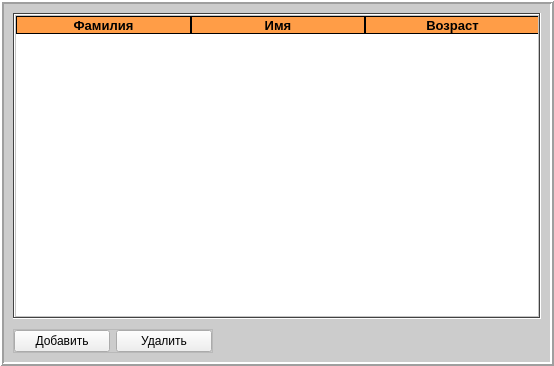
First picture: the form in mainwindow.ui, repository VeyMess/QT_student, before the edit.
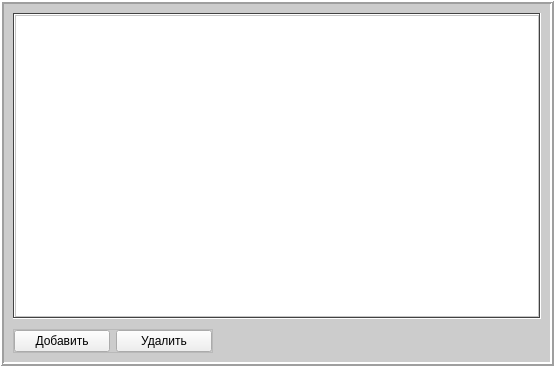
Second picture: the form after the edit.

```diff
--- a/mainwindow.ui
+++ b/mainwindow.ui
@@ -325,6 +325,15 @@
               </color>
              </brush>
             </colorrole>
+            <colorrole role="PlaceholderText">
+             <brush brushstyle="NoBrush">
+              <color alpha="128">
+               <red>0</red>
+               <green>0</green>
+               <blue>0</blue>
+              </color>
+             </brush>
+            </colorrole>
            </active>
            <inactive>
             <colorrole role="WindowText">
@@ -399,6 +408,15 @@
               </color>
              </brush>
             </colorrole>
+            <colorrole role="PlaceholderText">
+             <brush brushstyle="NoBrush">
+              <color alpha="128">
+               <red>0</red>
+               <green>0</green>
+               <blue>0</blue>
+              </color>
+             </brush>
+            </colorrole>
            </inactive>
            <disabled>
             <colorrole role="WindowText">
@@ -473,6 +491,15 @@
               </color>
              </brush>
             </colorrole>
+            <colorrole role="PlaceholderText">
+             <brush brushstyle="NoBrush">
+              <color alpha="128">
+               <red>0</red>
+               <green>0</green>
+               <blue>0</blue>
+              </color>
+             </brush>
+            </colorrole>
            </disabled>
           </palette>
          </property>
@@ -521,915 +548,23 @@
                <height>299</height>
               </rect>
              </property>
-             <widget class="QWidget" name="StudentList" native="true">
-              <property name="geometry">
-               <rect>
-                <x>0</x>
-                <y>0</y>
-                <width>524</width>
-                <height>18</height>
-               </rect>
+             <layout class="QVBoxLayout" name="verticalLayout_4">
+              <property name="spacing">
+               <number>10</number>
               </property>
-              <property name="sizePolicy">
-               <sizepolicy hsizetype="Preferred" vsizetype="Preferred">
-                <horstretch>0</horstretch>
-                <verstretch>0</verstretch>
-               </sizepolicy>
+              <property name="leftMargin">
+               <number>0</number>
               </property>
-              <layout class="QVBoxLayout" name="verticalLayout_4">
-               <property name="spacing">
-                <number>0</number>
-               </property>
-               <property name="sizeConstraint">
-                <enum>QLayout::SetDefaultConstraint</enum>
-               </property>
-               <property name="leftMargin">
-                <number>0</number>
-               </property>
-               <property name="topMargin">
-                <number>0</number>
-               </property>
-               <property name="rightMargin">
-                <number>0</number>
-               </property>
-               <property name="bottomMargin">
-                <number>0</number>
-               </property>
-               <item>
-                <widget class="QWidget" name="Header" native="true">
-                 <property name="sizePolicy">
-                  <sizepolicy hsizetype="Preferred" vsizetype="Minimum">
-                   <horstretch>0</horstretch>
-                   <verstretch>0</verstretch>
-                  </sizepolicy>
-                 </property>
-                 <property name="minimumSize">
-                  <size>
-                   <width>0</width>
-                   <height>0</height>
-                  </size>
-                 </property>
-                 <property name="maximumSize">
-                  <size>
-                   <width>16777215</width>
-                   <height>30</height>
-                  </size>
-                 </property>
-                 <layout class="QHBoxLayout" name="horizontalLayout_2">
-                  <property name="spacing">
-                   <number>0</number>
-                  </property>
-                  <property name="leftMargin">
-                   <number>0</number>
-                  </property>
-                  <property name="topMargin">
-                   <number>0</number>
-                  </property>
-                  <property name="rightMargin">
-                   <number>0</number>
-                  </property>
-                  <property name="bottomMargin">
-                   <number>0</number>
-                  </property>
-                  <item>
-                   <widget class="QLabel" name="LastName">
-                    <property name="palette">
-                     <palette>
-                      <active>
-                       <colorrole role="WindowText">
-                        <brush brushstyle="SolidPattern">
-                         <color alpha="255">
-                          <red>0</red>
-                          <green>0</green>
-                          <blue>0</blue>
-                         </color>
-                        </brush>
-                       </colorrole>
-                       <colorrole role="Dark">
-                        <brush brushstyle="SolidPattern">
-                         <color alpha="255">
-                          <red>126</red>
-                          <green>126</green>
-                          <blue>126</blue>
-                         </color>
-                        </brush>
-                       </colorrole>
-                       <colorrole role="Mid">
-                        <brush brushstyle="SolidPattern">
-                         <color alpha="255">
-                          <red>135</red>
-                          <green>135</green>
-                          <blue>135</blue>
-                         </color>
-                        </brush>
-                       </colorrole>
-                       <colorrole role="Text">
-                        <brush brushstyle="SolidPattern">
-                         <color alpha="255">
-                          <red>0</red>
-                          <green>0</green>
-                          <blue>0</blue>
-                         </color>
-                        </brush>
-                       </colorrole>
-                       <colorrole role="ButtonText">
-                        <brush brushstyle="SolidPattern">
-                         <color alpha="255">
-                          <red>0</red>
-                          <green>0</green>
-                          <blue>0</blue>
-                         </color>
-                        </brush>
-                       </colorrole>
-                       <colorrole role="Base">
-                        <brush brushstyle="SolidPattern">
-                         <color alpha="255">
-                          <red>255</red>
-                          <green>255</green>
-                          <blue>255</blue>
-                         </color>
-                        </brush>
-                       </colorrole>
-                       <colorrole role="Window">
-                        <brush brushstyle="SolidPattern">
-                         <color alpha="255">
-                          <red>255</red>
-                          <green>157</green>
-                          <blue>71</blue>
-                         </color>
-                        </brush>
-                       </colorrole>
-                       <colorrole role="Shadow">
-                        <brush brushstyle="SolidPattern">
-                         <color alpha="255">
-                          <red>112</red>
-                          <green>112</green>
-                          <blue>112</blue>
-                         </color>
-                        </brush>
-                       </colorrole>
-                       <colorrole role="PlaceholderText">
-                        <brush brushstyle="NoBrush">
-                         <color alpha="128">
-                          <red>0</red>
-                          <green>0</green>
-                          <blue>0</blue>
-                         </color>
-                        </brush>
-                       </colorrole>
-                      </active>
-                      <inactive>
-                       <colorrole role="WindowText">
-                        <brush brushstyle="SolidPattern">
-                         <color alpha="255">
-                          <red>0</red>
-                          <green>0</green>
-                          <blue>0</blue>
-                         </color>
-                        </brush>
-                       </colorrole>
-                       <colorrole role="Dark">
-                        <brush brushstyle="SolidPattern">
-                         <color alpha="255">
-                          <red>126</red>
-                          <green>126</green>
-                          <blue>126</blue>
-                         </color>
-                        </brush>
-                       </colorrole>
-                       <colorrole role="Mid">
-                        <brush brushstyle="SolidPattern">
-                         <color alpha="255">
-                          <red>135</red>
-                          <green>135</green>
-                          <blue>135</blue>
-                         </color>
-                        </brush>
-                       </colorrole>
-                       <colorrole role="Text">
-                        <brush brushstyle="SolidPattern">
-                         <color alpha="255">
-                          <red>0</red>
-                          <green>0</green>
-                          <blue>0</blue>
-                         </color>
-                        </brush>
-                       </colorrole>
-                       <colorrole role="ButtonText">
-                        <brush brushstyle="SolidPattern">
-                         <color alpha="255">
-                          <red>0</red>
-                          <green>0</green>
-                          <blue>0</blue>
-                         </color>
-                        </brush>
-                       </colorrole>
-                       <colorrole role="Base">
-                        <brush brushstyle="SolidPattern">
-                         <color alpha="255">
-                          <red>255</red>
-                          <green>255</green>
-                          <blue>255</blue>
-                         </color>
-                        </brush>
-                       </colorrole>
-                       <colorrole role="Window">
-                        <brush brushstyle="SolidPattern">
-                         <color alpha="255">
-                          <red>255</red>
-                          <green>157</green>
-                          <blue>71</blue>
-                         </color>
-                        </brush>
-                       </colorrole>
-                       <colorrole role="Shadow">
-                        <brush brushstyle="SolidPattern">
-                         <color alpha="255">
-                          <red>112</red>
-                          <green>112</green>
-                          <blue>112</blue>
-                         </color>
-                        </brush>
-                       </colorrole>
-                       <colorrole role="PlaceholderText">
-                        <brush brushstyle="NoBrush">
-                         <color alpha="128">
-                          <red>0</red>
-                          <green>0</green>
-                          <blue>0</blue>
-                         </color>
-                        </brush>
-                       </colorrole>
-                      </inactive>
-                      <disabled>
-                       <colorrole role="WindowText">
-                        <brush brushstyle="SolidPattern">
-                         <color alpha="255">
-                          <red>126</red>
-                          <green>126</green>
-                          <blue>126</blue>
-                         </color>
-                        </brush>
-                       </colorrole>
-                       <colorrole role="Dark">
-                        <brush brushstyle="SolidPattern">
-                         <color alpha="255">
-                          <red>126</red>
-                          <green>126</green>
-                          <blue>126</blue>
-                         </color>
-                        </brush>
-                       </colorrole>
-                       <colorrole role="Mid">
-                        <brush brushstyle="SolidPattern">
-                         <color alpha="255">
-                          <red>135</red>
-                          <green>135</green>
-                          <blue>135</blue>
-                         </color>
-                        </brush>
-                       </colorrole>
-                       <colorrole role="Text">
-                        <brush brushstyle="SolidPattern">
-                         <color alpha="255">
-                          <red>126</red>
-                          <green>126</green>
-                          <blue>126</blue>
-                         </color>
-                        </brush>
-                       </colorrole>
-                       <colorrole role="ButtonText">
-                        <brush brushstyle="SolidPattern">
-                         <color alpha="255">
-                          <red>126</red>
-                          <green>126</green>
-                          <blue>126</blue>
-                         </color>
-                        </brush>
-                       </colorrole>
-                       <colorrole role="Base">
-                        <brush brushstyle="SolidPattern">
-                         <color alpha="255">
-                          <red>255</red>
-                          <green>157</green>
-                          <blue>71</blue>
-                         </color>
-                        </brush>
-                       </colorrole>
-                       <colorrole role="Window">
-                        <brush brushstyle="SolidPattern">
-                         <color alpha="255">
-                          <red>255</red>
-                          <green>157</green>
-                          <blue>71</blue>
-                         </color>
-                        </brush>
-                       </colorrole>
-                       <colorrole role="Shadow">
-                        <brush brushstyle="SolidPattern">
-                         <color alpha="255">
-                          <red>112</red>
-                          <green>112</green>
-                          <blue>112</blue>
-                         </color>
-                        </brush>
-                       </colorrole>
-                       <colorrole role="PlaceholderText">
-                        <brush brushstyle="NoBrush">
-                         <color alpha="128">
-                          <red>0</red>
-                          <green>0</green>
-                          <blue>0</blue>
-                         </color>
-                        </brush>
-                       </colorrole>
-                      </disabled>
-                     </palette>
-                    </property>
-                    <property name="font">
-                     <font>
-                      <pointsize>10</pointsize>
-                      <weight>75</weight>
-                      <bold>true</bold>
-                     </font>
-                    </property>
-                    <property name="autoFillBackground">
-                     <bool>true</bool>
-                    </property>
-                    <property name="frameShape">
-                     <enum>QFrame::Panel</enum>
-                    </property>
-                    <property name="text">
-                     <string>Фамилия</string>
-                    </property>
-                    <property name="alignment">
-                     <set>Qt::AlignCenter</set>
-                    </property>
-                   </widget>
-                  </item>
-                  <item>
-                   <widget class="QLabel" name="Name">
-                    <property name="palette">
-                     <palette>
-                      <active>
-                       <colorrole role="WindowText">
-                        <brush brushstyle="SolidPattern">
-                         <color alpha="255">
-                          <red>0</red>
-                          <green>0</green>
-                          <blue>0</blue>
-                         </color>
-                        </brush>
-                       </colorrole>
-                       <colorrole role="Dark">
-                        <brush brushstyle="SolidPattern">
-                         <color alpha="255">
-                          <red>126</red>
-                          <green>126</green>
-                          <blue>126</blue>
-                         </color>
-                        </brush>
-                       </colorrole>
-                       <colorrole role="Mid">
-                        <brush brushstyle="SolidPattern">
-                         <color alpha="255">
-                          <red>135</red>
-                          <green>135</green>
-                          <blue>135</blue>
-                         </color>
-                        </brush>
-                       </colorrole>
-                       <colorrole role="Text">
-                        <brush brushstyle="SolidPattern">
-                         <color alpha="255">
-                          <red>0</red>
-                          <green>0</green>
-                          <blue>0</blue>
-                         </color>
-                        </brush>
-                       </colorrole>
-                       <colorrole role="ButtonText">
-                        <brush brushstyle="SolidPattern">
-                         <color alpha="255">
-                          <red>0</red>
-                          <green>0</green>
-                          <blue>0</blue>
-                         </color>
-                        </brush>
-                       </colorrole>
-                       <colorrole role="Base">
-                        <brush brushstyle="SolidPattern">
-                         <color alpha="255">
-                          <red>255</red>
-                          <green>255</green>
-                          <blue>255</blue>
-                         </color>
-                        </brush>
-                       </colorrole>
-                       <colorrole role="Window">
-                        <brush brushstyle="SolidPattern">
-                         <color alpha="255">
-                          <red>255</red>
-                          <green>157</green>
-                          <blue>71</blue>
-                         </color>
-                        </brush>
-                       </colorrole>
-                       <colorrole role="Shadow">
-                        <brush brushstyle="SolidPattern">
-                         <color alpha="255">
-                          <red>112</red>
-                          <green>112</green>
-                          <blue>112</blue>
-                         </color>
-                        </brush>
-                       </colorrole>
-                       <colorrole role="PlaceholderText">
-                        <brush brushstyle="NoBrush">
-                         <color alpha="128">
-                          <red>0</red>
-                          <green>0</green>
-                          <blue>0</blue>
-                         </color>
-                        </brush>
-                       </colorrole>
-                      </active>
-                      <inactive>
-                       <colorrole role="WindowText">
-                        <brush brushstyle="SolidPattern">
-                         <color alpha="255">
-                          <red>0</red>
-                          <green>0</green>
-                          <blue>0</blue>
-                         </color>
-                        </brush>
-                       </colorrole>
-                       <colorrole role="Dark">
-                        <brush brushstyle="SolidPattern">
-                         <color alpha="255">
-                          <red>126</red>
-                          <green>126</green>
-                          <blue>126</blue>
-                         </color>
-                        </brush>
-                       </colorrole>
-                       <colorrole role="Mid">
-                        <brush brushstyle="SolidPattern">
-                         <color alpha="255">
-                          <red>135</red>
-                          <green>135</green>
-                          <blue>135</blue>
-                         </color>
-                        </brush>
-                       </colorrole>
-                       <colorrole role="Text">
-                        <brush brushstyle="SolidPattern">
-                         <color alpha="255">
-                          <red>0</red>
-                          <green>0</green>
-                          <blue>0</blue>
-                         </color>
-                        </brush>
-                       </colorrole>
-                       <colorrole role="ButtonText">
-                        <brush brushstyle="SolidPattern">
-                         <color alpha="255">
-                          <red>0</red>
-                          <green>0</green>
-                          <blue>0</blue>
-                         </color>
-                        </brush>
-                       </colorrole>
-                       <colorrole role="Base">
-                        <brush brushstyle="SolidPattern">
-                         <color alpha="255">
-                          <red>255</red>
-                          <green>255</green>
-                          <blue>255</blue>
-                         </color>
-                        </brush>
-                       </colorrole>
-                       <colorrole role="Window">
-                        <brush brushstyle="SolidPattern">
-                         <color alpha="255">
-                          <red>255</red>
-                          <green>157</green>
-                          <blue>71</blue>
-                         </color>
-                        </brush>
-                       </colorrole>
-                       <colorrole role="Shadow">
-                        <brush brushstyle="SolidPattern">
-                         <color alpha="255">
-                          <red>112</red>
-                          <green>112</green>
-                          <blue>112</blue>
-                         </color>
-                        </brush>
-                       </colorrole>
-                       <colorrole role="PlaceholderText">
-                        <brush brushstyle="NoBrush">
-                         <color alpha="128">
-                          <red>0</red>
-                          <green>0</green>
-                          <blue>0</blue>
-                         </color>
-                        </brush>
-                       </colorrole>
-                      </inactive>
-                      <disabled>
-                       <colorrole role="WindowText">
-                        <brush brushstyle="SolidPattern">
-                         <color alpha="255">
-                          <red>126</red>
-                          <green>126</green>
-                          <blue>126</blue>
-                         </color>
-                        </brush>
-                       </colorrole>
-                       <colorrole role="Dark">
-                        <brush brushstyle="SolidPattern">
-                         <color alpha="255">
-                          <red>126</red>
-                          <green>126</green>
-                          <blue>126</blue>
-                         </color>
-                        </brush>
-                       </colorrole>
-                       <colorrole role="Mid">
-                        <brush brushstyle="SolidPattern">
-                         <color alpha="255">
-                          <red>135</red>
-                          <green>135</green>
-                          <blue>135</blue>
-                         </color>
-                        </brush>
-                       </colorrole>
-                       <colorrole role="Text">
-                        <brush brushstyle="SolidPattern">
-                         <color alpha="255">
-                          <red>126</red>
-                          <green>126</green>
-                          <blue>126</blue>
-                         </color>
-                        </brush>
-                       </colorrole>
-                       <colorrole role="ButtonText">
-                        <brush brushstyle="SolidPattern">
-                         <color alpha="255">
-                          <red>126</red>
-                          <green>126</green>
-                          <blue>126</blue>
-                         </color>
-                        </brush>
-                       </colorrole>
-                       <colorrole role="Base">
-                        <brush brushstyle="SolidPattern">
-                         <color alpha="255">
-                          <red>255</red>
-                          <green>157</green>
-                          <blue>71</blue>
-                         </color>
-                        </brush>
-                       </colorrole>
-                       <colorrole role="Window">
-                        <brush brushstyle="SolidPattern">
-                         <color alpha="255">
-                          <red>255</red>
-                          <green>157</green>
-                          <blue>71</blue>
-                         </color>
-                        </brush>
-                       </colorrole>
-                       <colorrole role="Shadow">
-                        <brush brushstyle="SolidPattern">
-                         <color alpha="255">
-                          <red>112</red>
-                          <green>112</green>
-                          <blue>112</blue>
-                         </color>
-                        </brush>
-                       </colorrole>
-                       <colorrole role="PlaceholderText">
-                        <brush brushstyle="NoBrush">
-                         <color alpha="128">
-                          <red>0</red>
-                          <green>0</green>
-                          <blue>0</blue>
-                         </color>
-                        </brush>
-                       </colorrole>
-                      </disabled>
-                     </palette>
-                    </property>
-                    <property name="font">
-                     <font>
-                      <pointsize>10</pointsize>
-                      <weight>75</weight>
-                      <bold>true</bold>
-                     </font>
-                    </property>
-                    <property name="autoFillBackground">
-                     <bool>true</bool>
-                    </property>
-                    <property name="frameShape">
-                     <enum>QFrame::Panel</enum>
-                    </property>
-                    <property name="text">
-                     <string>Имя</string>
-                    </property>
-                    <property name="alignment">
-                     <set>Qt::AlignCenter</set>
-                    </property>
-                   </widget>
-                  </item>
-                  <item>
-                   <widget class="QLabel" name="Age">
-                    <property name="maximumSize">
-                     <size>
-                      <width>16777215</width>
-                      <height>16777215</height>
-                     </size>
-                    </property>
-                    <property name="palette">
-                     <palette>
-                      <active>
-                       <colorrole role="WindowText">
-                        <brush brushstyle="SolidPattern">
-                         <color alpha="255">
-                          <red>0</red>
-                          <green>0</green>
-                          <blue>0</blue>
-                         </color>
-                        </brush>
-                       </colorrole>
-                       <colorrole role="Dark">
-                        <brush brushstyle="SolidPattern">
-                         <color alpha="255">
-                          <red>126</red>
-                          <green>126</green>
-                          <blue>126</blue>
-                         </color>
-                        </brush>
-                       </colorrole>
-                       <colorrole role="Mid">
-                        <brush brushstyle="SolidPattern">
-                         <color alpha="255">
-                          <red>135</red>
-                          <green>135</green>
-                          <blue>135</blue>
-                         </color>
-                        </brush>
-                       </colorrole>
-                       <colorrole role="Text">
-                        <brush brushstyle="SolidPattern">
-                         <color alpha="255">
-                          <red>0</red>
-                          <green>0</green>
-                          <blue>0</blue>
-                         </color>
-                        </brush>
-                       </colorrole>
-                       <colorrole role="ButtonText">
-                        <brush brushstyle="SolidPattern">
-                         <color alpha="255">
-                          <red>0</red>
-                          <green>0</green>
-                          <blue>0</blue>
-                         </color>
-                        </brush>
-                       </colorrole>
-                       <colorrole role="Base">
-                        <brush brushstyle="SolidPattern">
-                         <color alpha="255">
-                          <red>255</red>
-                          <green>255</green>
-                          <blue>255</blue>
-                         </color>
-                        </brush>
-                       </colorrole>
-                       <colorrole role="Window">
-                        <brush brushstyle="SolidPattern">
-                         <color alpha="255">
-                          <red>255</red>
-                          <green>157</green>
-                          <blue>71</blue>
-                         </color>
-                        </brush>
-                       </colorrole>
-                       <colorrole role="Shadow">
-                        <brush brushstyle="SolidPattern">
-                         <color alpha="255">
-                          <red>112</red>
-                          <green>112</green>
-                          <blue>112</blue>
-                         </color>
-                        </brush>
-                       </colorrole>
-                       <colorrole role="PlaceholderText">
-                        <brush brushstyle="NoBrush">
-                         <color alpha="128">
-                          <red>0</red>
-                          <green>0</green>
-                          <blue>0</blue>
-                         </color>
-                        </brush>
-                       </colorrole>
-                      </active>
-                      <inactive>
-                       <colorrole role="WindowText">
-                        <brush brushstyle="SolidPattern">
-                         <color alpha="255">
-                          <red>0</red>
-                          <green>0</green>
-                          <blue>0</blue>
-                         </color>
-                        </brush>
-                       </colorrole>
-                       <colorrole role="Dark">
-                        <brush brushstyle="SolidPattern">
-                         <color alpha="255">
-                          <red>126</red>
-                          <green>126</green>
-                          <blue>126</blue>
-                         </color>
-                        </brush>
-                       </colorrole>
-                       <colorrole role="Mid">
-                        <brush brushstyle="SolidPattern">
-                         <color alpha="255">
-                          <red>135</red>
-                          <green>135</green>
-                          <blue>135</blue>
-                         </color>
-                        </brush>
-                       </colorrole>
-                       <colorrole role="Text">
-                        <brush brushstyle="SolidPattern">
-                         <color alpha="255">
-                          <red>0</red>
-                          <green>0</green>
-                          <blue>0</blue>
-                         </color>
-                        </brush>
-                       </colorrole>
-                       <colorrole role="ButtonText">
-                        <brush brushstyle="SolidPattern">
-                         <color alpha="255">
-                          <red>0</red>
-                          <green>0</green>
-                          <blue>0</blue>
-                         </color>
-                        </brush>
-                       </colorrole>
-                       <colorrole role="Base">
-                        <brush brushstyle="SolidPattern">
-                         <color alpha="255">
-                          <red>255</red>
-                          <green>255</green>
-                          <blue>255</blue>
-                         </color>
-                        </brush>
-                       </colorrole>
-                       <colorrole role="Window">
-                        <brush brushstyle="SolidPattern">
-                         <color alpha="255">
-                          <red>255</red>
-                          <green>157</green>
-                          <blue>71</blue>
-                         </color>
-                        </brush>
-                       </colorrole>
-                       <colorrole role="Shadow">
-                        <brush brushstyle="SolidPattern">
-                         <color alpha="255">
-                          <red>112</red>
-                          <green>112</green>
-                          <blue>112</blue>
-                         </color>
-                        </brush>
-                       </colorrole>
-                       <colorrole role="PlaceholderText">
-                        <brush brushstyle="NoBrush">
-                         <color alpha="128">
-                          <red>0</red>
-                          <green>0</green>
-                          <blue>0</blue>
-                         </color>
-                        </brush>
-                       </colorrole>
-                      </inactive>
-                      <disabled>
-                       <colorrole role="WindowText">
-                        <brush brushstyle="SolidPattern">
-                         <color alpha="255">
-                          <red>126</red>
-                          <green>126</green>
-                          <blue>126</blue>
-                         </color>
-                        </brush>
-                       </colorrole>
-                       <colorrole role="Dark">
-                        <brush brushstyle="SolidPattern">
-                         <color alpha="255">
-                          <red>126</red>
-                          <green>126</green>
-                          <blue>126</blue>
-                         </color>
-                        </brush>
-                       </colorrole>
-                       <colorrole role="Mid">
-                        <brush brushstyle="SolidPattern">
-                         <color alpha="255">
-                          <red>135</red>
-                          <green>135</green>
-                          <blue>135</blue>
-                         </color>
-                        </brush>
-                       </colorrole>
-                       <colorrole role="Text">
-                        <brush brushstyle="SolidPattern">
-                         <color alpha="255">
-                          <red>126</red>
-                          <green>126</green>
-                          <blue>126</blue>
-                         </color>
-                        </brush>
-                       </colorrole>
-                       <colorrole role="ButtonText">
-                        <brush brushstyle="SolidPattern">
-                         <color alpha="255">
-                          <red>126</red>
-                          <green>126</green>
-                          <blue>126</blue>
-                         </color>
-                        </brush>
-                       </colorrole>
-                       <colorrole role="Base">
-                        <brush brushstyle="SolidPattern">
-                         <color alpha="255">
-                          <red>255</red>
-                          <green>157</green>
-                          <blue>71</blue>
-                         </color>
-                        </brush>
-                       </colorrole>
-                       <colorrole role="Window">
-                        <brush brushstyle="SolidPattern">
-                         <color alpha="255">
-                          <red>255</red>
-                          <green>157</green>
-                          <blue>71</blue>
-                         </color>
-                        </brush>
-                       </colorrole>
-                       <colorrole role="Shadow">
-                        <brush brushstyle="SolidPattern">
-                         <color alpha="255">
-                          <red>112</red>
-                          <green>112</green>
-                          <blue>112</blue>
-                         </color>
-                        </brush>
-                       </colorrole>
-                       <colorrole role="PlaceholderText">
-                        <brush brushstyle="NoBrush">
-                         <color alpha="128">
-                          <red>0</red>
-                          <green>0</green>
-                          <blue>0</blue>
-                         </color>
-                        </brush>
-                       </colorrole>
-                      </disabled>
-                     </palette>
-                    </property>
-                    <property name="font">
-                     <font>
-                      <pointsize>10</pointsize>
-                      <weight>75</weight>
-                      <bold>true</bold>
-                     </font>
-                    </property>
-                    <property name="autoFillBackground">
-                     <bool>true</bool>
-                    </property>
-                    <property name="frameShape">
-                     <enum>QFrame::Panel</enum>
-                    </property>
-                    <property name="text">
-                     <string>Возраст</string>
-                    </property>
-                    <property name="alignment">
-                     <set>Qt::AlignCenter</set>
-                    </property>
-                   </widget>
-                  </item>
-                 </layout>
-                </widget>
-               </item>
-              </layout>
-             </widget>
+              <property name="topMargin">
+               <number>0</number>
+              </property>
+              <property name="rightMargin">
+               <number>0</number>
+              </property>
+              <property name="bottomMargin">
+               <number>0</number>
+              </property>
+             </layout>
             </widget>
            </widget>
           </item>
```
